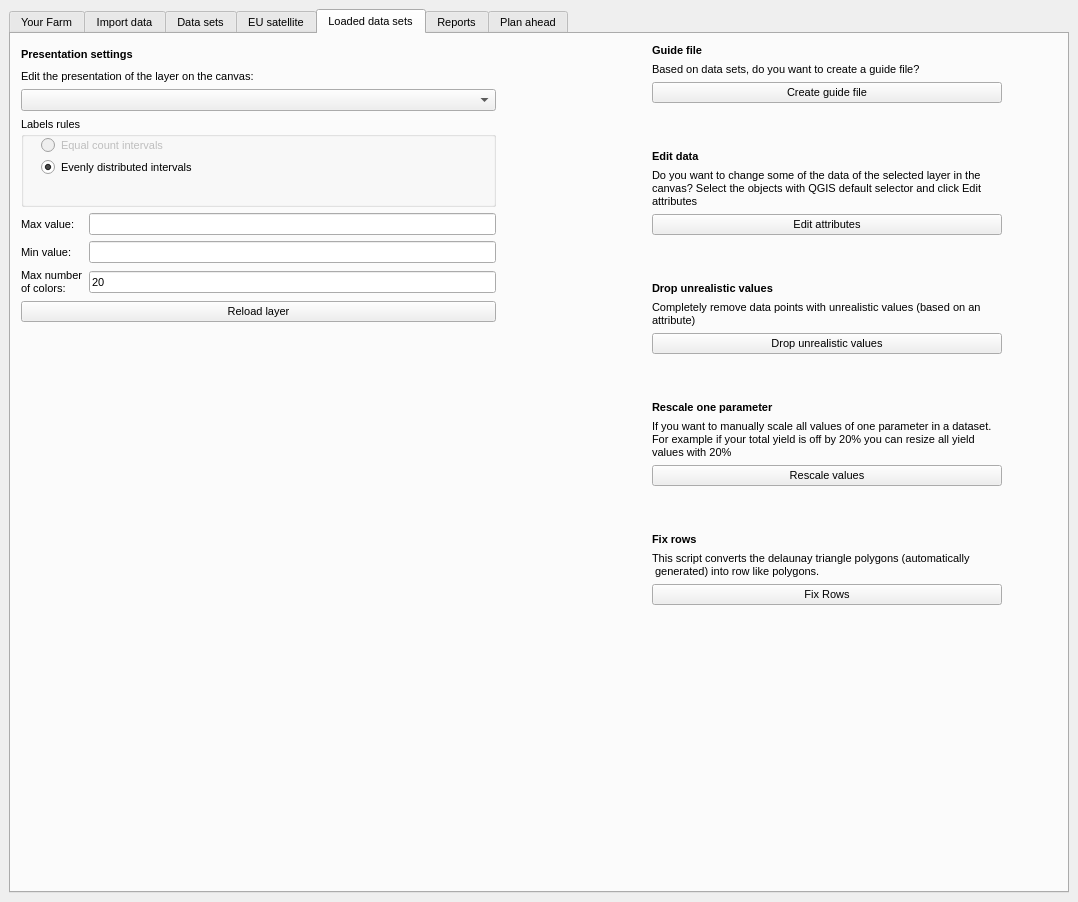
Above: GeoDataFarm_dockwidget_base.ui from axelande/geodatafarm3 before the change. Below: the same form after it.
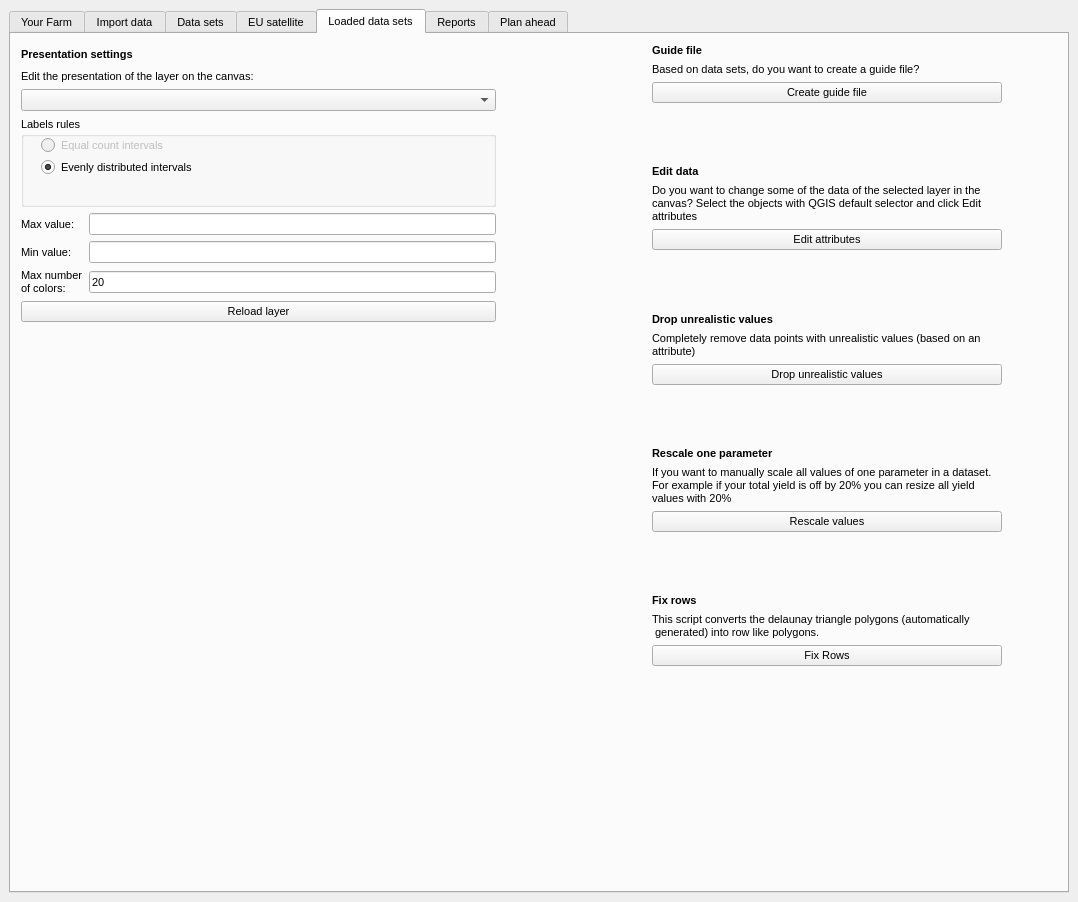
That is the form after the change. The open tabs and pages were chosen to show the change. Custom widgets are drawn as their Qt base class.

Commit message: Updated the dockwidget to work with qt5 as well

Patch:
```diff
--- a/GeoDataFarm_dockwidget_base.ui
+++ b/GeoDataFarm_dockwidget_base.ui
@@ -36,7 +36,7 @@
     <item row="0" column="0">
      <layout class="QGridLayout" name="gridLayout_16" rowminimumheight="0" columnminimumwidth="0">
       <property name="sizeConstraint">
-       <enum>QLayout::SizeConstraint::SetMinimumSize</enum>
+       <enum>QLayout::SetDefaultConstraint</enum>
       </property>
       <item row="0" column="0">
        <widget class="QTabWidget" name="tabWidget">
@@ -2960,7 +2960,7 @@
             <x>10</x>
             <y>10</y>
             <width>981</width>
-            <height>561</height>
+            <height>622</height>
            </rect>
           </property>
           <layout class="QGridLayout" name="gridLayout_4">
@@ -3034,10 +3034,10 @@
            <item row="0" column="2">
             <spacer name="horizontalSpacer">
              <property name="orientation">
-              <enum>Qt::Orientation::Horizontal</enum>
+              <enum>Qt::Vertical</enum>
              </property>
              <property name="sizeType">
-              <enum>QSizePolicy::Policy::Preferred</enum>
+              <enum>QSizePolicy::Fixed</enum>
              </property>
              <property name="sizeHint" stdset="0">
               <size>
@@ -3192,6 +3192,7 @@
                <property name="font">
                 <font>
                  <pointsize>8</pointsize>
+                 <weight>75</weight>
                  <bold>true</bold>
                 </font>
                </property>
@@ -3217,9 +3218,6 @@
                <property name="text">
                 <string>Do you want to change some of the data of the selected layer in the canvas? Select the objects with QGIS default selector and click Edit attributes</string>
                </property>
-               <property name="alignment">
-                <set>Qt::AlignmentFlag::AlignLeading|Qt::AlignmentFlag::AlignLeft|Qt::AlignmentFlag::AlignTop</set>
-               </property>
                <property name="wordWrap">
                 <bool>true</bool>
                </property>
@@ -3259,6 +3257,7 @@
                <property name="font">
                 <font>
                  <pointsize>8</pointsize>
+                 <weight>75</weight>
                  <bold>true</bold>
                 </font>
                </property>
@@ -3284,9 +3283,6 @@
                <property name="text">
                 <string>Completely remove data points with unrealistic values (based on an attribute)</string>
                </property>
-               <property name="alignment">
-                <set>Qt::AlignmentFlag::AlignLeading|Qt::AlignmentFlag::AlignLeft|Qt::AlignmentFlag::AlignTop</set>
-               </property>
                <property name="wordWrap">
                 <bool>true</bool>
                </property>
@@ -3326,6 +3322,7 @@
                <property name="font">
                 <font>
                  <pointsize>8</pointsize>
+                 <weight>75</weight>
                  <bold>true</bold>
                 </font>
                </property>
@@ -3352,9 +3349,6 @@
                 <string>If you want to manually scale all values of one parameter in a dataset.
 For example if your total yield is off by 20% you can resize all yield values with 20%</string>
                </property>
-               <property name="alignment">
-                <set>Qt::AlignmentFlag::AlignLeading|Qt::AlignmentFlag::AlignLeft|Qt::AlignmentFlag::AlignTop</set>
-               </property>
                <property name="wordWrap">
                 <bool>true</bool>
                </property>
@@ -3388,6 +3382,7 @@
                <property name="font">
                 <font>
                  <pointsize>8</pointsize>
+                 <weight>75</weight>
                  <bold>true</bold>
                 </font>
                </property>
@@ -3402,9 +3397,6 @@
                 <string>This script converts the delaunay triangle polygons (automatically 
  generated) into row like polygons.</string>
                </property>
-               <property name="alignment">
-                <set>Qt::AlignmentFlag::AlignLeading|Qt::AlignmentFlag::AlignLeft|Qt::AlignmentFlag::AlignTop</set>
-               </property>
                <property name="wordWrap">
                 <bool>true</bool>
                </property>
```
Left out of the diff: 69 changed lines with no effect on the pictures.
